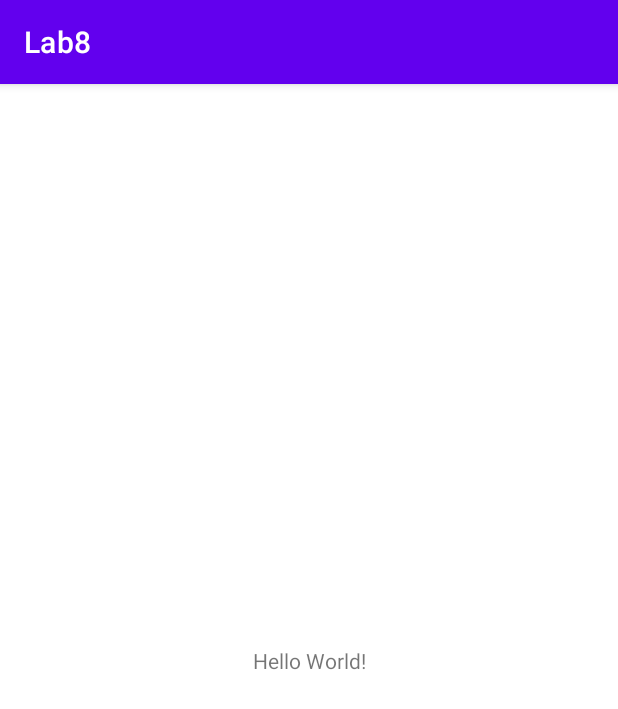
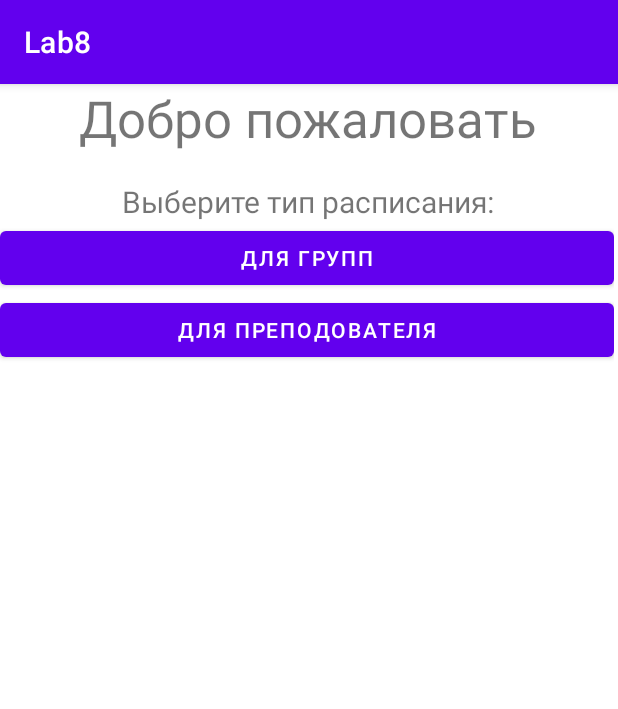
Before and after one commit to SokSashaa/TimeTable-mobile, an Android app: the screen it shows after launch (MainActivity), on a phone screen of 412 x 824 dp. Shown: the top 709 px of the screen. Run offline under Robolectric (Android 15) with nearby library versions, the light colour scheme and no system bars.

Commit message:
addLayouts

```diff
--- a/app/src/main/AndroidManifest.xml
+++ b/app/src/main/AndroidManifest.xml
@@ -11,6 +11,10 @@
         android:supportsRtl="true"
         android:theme="@style/Theme.Lab8"
         tools:targetApi="31">
+        <activity android:name="choosing_institute"
+            android:exported="true"/>
+        <activity android:name="choosing_teachers_sername"
+            android:exported="true"/>
         <activity
             android:name=".MainActivity"
             android:exported="true">
--- /dev/null
+++ b/app/src/main/java/com/example/lab8/choosing_institute.java
@@ -0,0 +1,4 @@
+package com.example.lab8;
+
+public class choosing_institute {
+}
--- /dev/null
+++ b/app/src/main/java/com/example/lab8/choosing_teachers_sername.java
@@ -0,0 +1,4 @@
+package com.example.lab8;
+
+public class choosing_teachers_sername {
+}
--- a/app/src/main/res/layout/activity_main.xml
+++ b/app/src/main/res/layout/activity_main.xml
@@ -6,13 +6,44 @@
     android:layout_height="match_parent"
     tools:context=".MainActivity">
 
-    <TextView
-        android:layout_width="wrap_content"
-        android:layout_height="wrap_content"
-        android:text="Hello World!"
-        app:layout_constraintBottom_toBottomOf="parent"
-        app:layout_constraintEnd_toEndOf="parent"
-        app:layout_constraintStart_toStartOf="parent"
-        app:layout_constraintTop_toTopOf="parent" />
+    <LinearLayout
+        android:layout_width="409dp"
+        android:layout_height="729dp"
+        android:orientation="vertical"
+        tools:layout_editor_absoluteX="1dp"
+        tools:layout_editor_absoluteY="1dp">
 
+        <TextView
+            android:id="@+id/textView"
+            android:layout_width="match_parent"
+            android:layout_height="wrap_content"
+            android:gravity="center"
+            android:text="Добро пожаловать"
+            android:textSize="34sp" />
+
+        <TextView
+            android:id="@+id/textView3"
+            android:layout_width="match_parent"
+            android:layout_height="wrap_content" />
+
+        <TextView
+            android:id="@+id/textView2"
+            android:layout_width="match_parent"
+            android:layout_height="wrap_content"
+            android:gravity="center"
+            android:text="Выберите тип расписания:"
+            android:textSize="20sp" />
+
+        <Button
+            android:id="@+id/buttonGroupe"
+            android:layout_width="match_parent"
+            android:layout_height="wrap_content"
+            android:text="Для групп" />
+
+        <Button
+            android:id="@+id/buttonTeacher"
+            android:layout_width="match_parent"
+            android:layout_height="wrap_content"
+            android:text="Для преподователя" />
+    </LinearLayout>
 </androidx.constraintlayout.widget.ConstraintLayout>
--- /dev/null
+++ b/app/src/main/res/layout/choosing_institute.xml
@@ -0,0 +1,6 @@
+<?xml version="1.0" encoding="utf-8"?>
+<androidx.constraintlayout.widget.ConstraintLayout xmlns:android="http://schemas.android.com/apk/res/android"
+    android:layout_width="match_parent"
+    android:layout_height="match_parent">
+
+</androidx.constraintlayout.widget.ConstraintLayout>
--- /dev/null
+++ b/app/src/main/res/layout/choosing_teachers_sername.xml
@@ -0,0 +1,6 @@
+<?xml version="1.0" encoding="utf-8"?>
+<androidx.constraintlayout.widget.ConstraintLayout xmlns:android="http://schemas.android.com/apk/res/android"
+    android:layout_width="match_parent"
+    android:layout_height="match_parent">
+
+</androidx.constraintlayout.widget.ConstraintLayout>
```
Also changed, not shown: app/src/main/java/com/example/lab8/MainActivity.java (+17 -0 lines).
